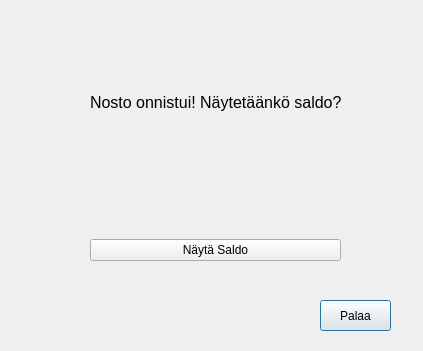
First picture: the form in bankautomat/nosto.ui, repository tvt21kmo-bank-project/group_11, before the edit.
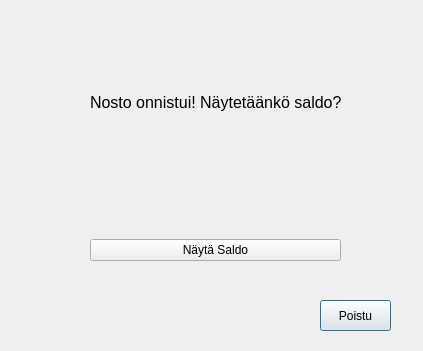
Second picture: the form after the edit.

Patch:
```diff
--- a/bankautomat/nosto.ui
+++ b/bankautomat/nosto.ui
@@ -23,10 +23,10 @@
     </rect>
    </property>
    <property name="text">
-    <string>Palaa</string>
+    <string>Poistu</string>
    </property>
   </widget>
-  <widget class="QWidget" name="">
+  <widget class="QWidget" name="layoutWidget">
    <property name="geometry">
     <rect>
      <x>90</x>
```
